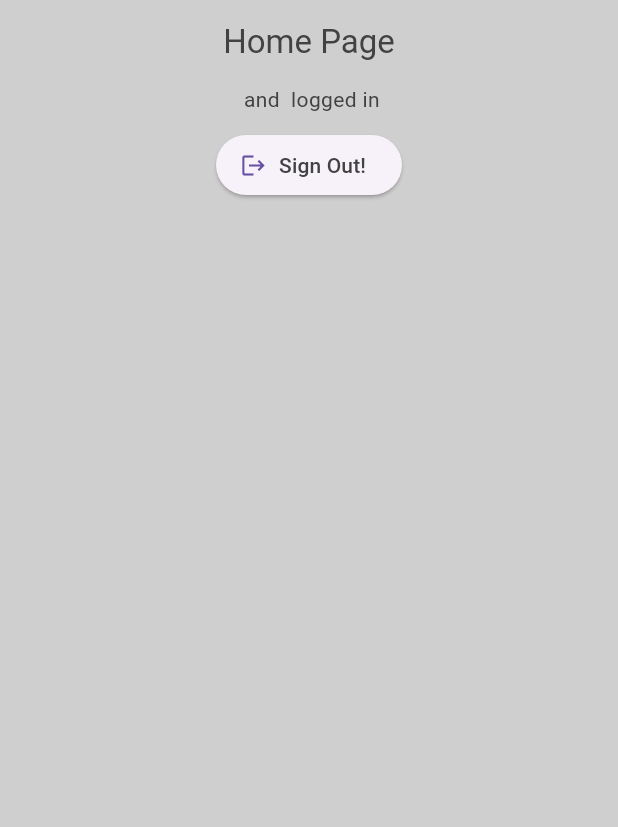
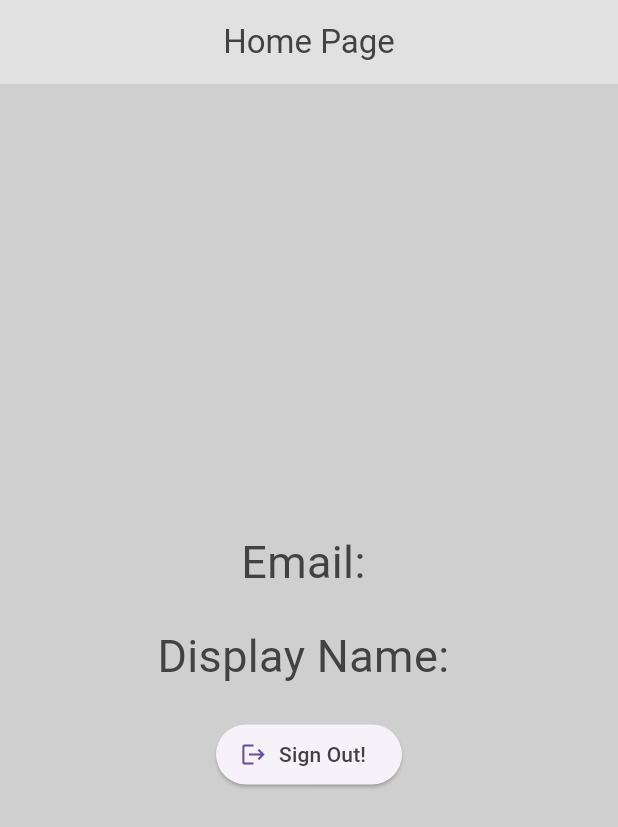
Before and after one commit to upahar-khatiwada/Flutter-Firebase-Authentication, a Flutter app: the screen it shows once a user with an empty profile is signed in, on a phone screen of 412 x 824 dp. Shown: the top 827 px of the screen. Run offline on Flutter 3.47's test engine with Material 3 defaults, Android fonts, the phone set to English and light mode, and no system bars; our stand-ins replace firebase_auth, firebase_core, flutter_dotenv, google_sign_in, logger; missing offline and left inert: flutter_facebook_auth, twitter_login; accounts and stored records are empty.

Commit message:
UI: Updated Home Page's UI

```diff
--- a/lib/Screens/home_page.dart
+++ b/lib/Screens/home_page.dart
@@ -17,15 +17,23 @@ class HomePage extends StatelessWidget {
       appBar: AppBar(
         title: Text('Home Page', style: TextStyle(color: textColor)),
         centerTitle: true,
+        backgroundColor: appBarColor,
       ),
       body: Center(
         child: Column(
+          mainAxisSize: MainAxisSize.max,
+          mainAxisAlignment: MainAxisAlignment.center,
           children: <Widget>[
             Text(
-              '${user.email} and ${user.displayName} logged in',
-              style: TextStyle(color: textColor),
+              'Email: ${user.email}',
+              style: TextStyle(color: textColor, fontSize: 30),
             ),
-            const SizedBox(height: 10),
+            const SizedBox(height: 20),
+            Text(
+              'Display Name: ${user.displayName}',
+              style: TextStyle(color: textColor, fontSize: 30),
+            ),
+            const SizedBox(height: 20),
             ElevatedButton.icon(
               onPressed: signOut,
               label: Text('Sign Out!', style: TextStyle(color: textColor)),
```
